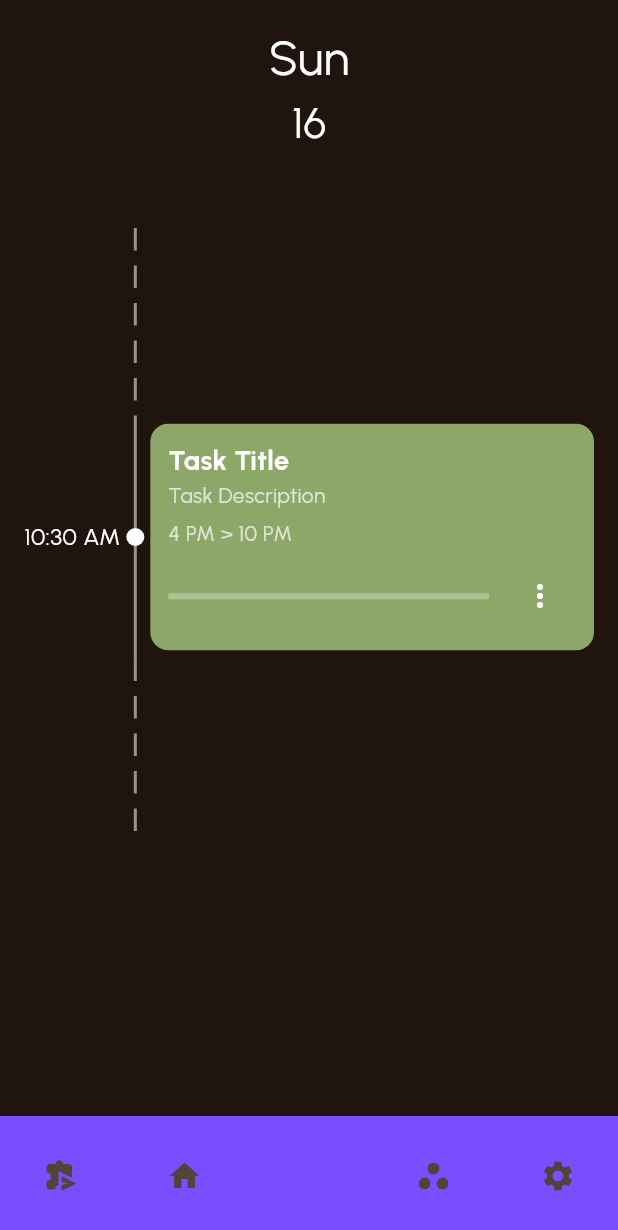
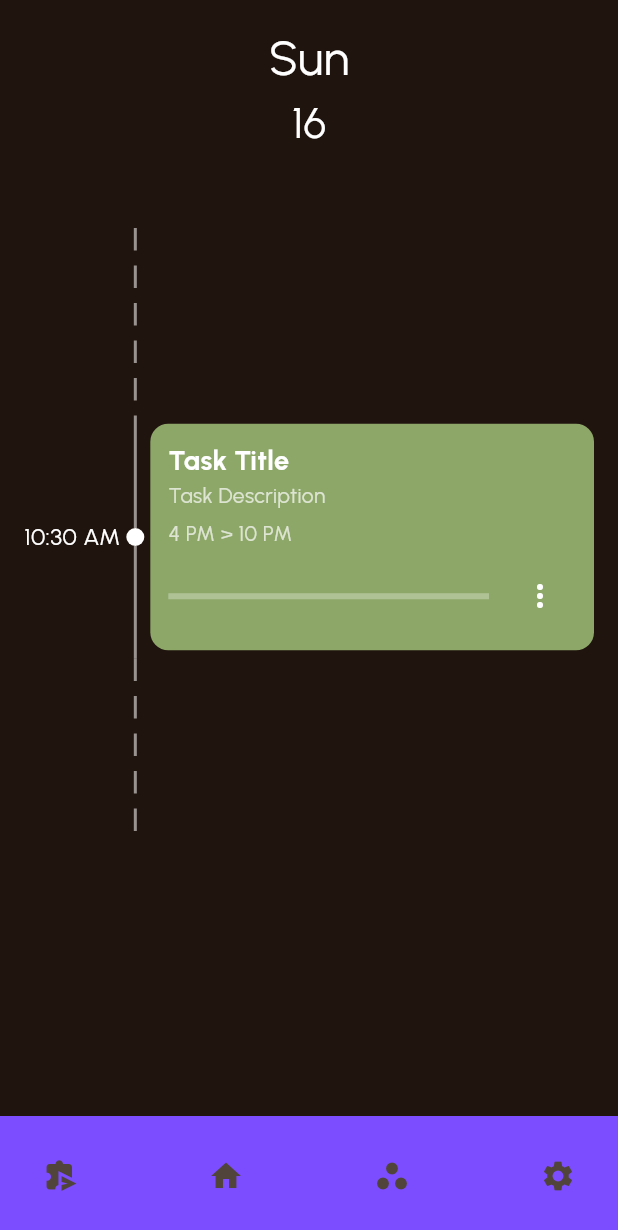
Before and after one commit to siddharth177/timeboxing, a Flutter app: the screen it shows once a user with an empty profile is signed in, on a phone screen of 412 x 824 dp. Shown: the top 1230 px of the screen. Run offline on Flutter 3.47's test engine with Material 3 defaults, Android fonts, the phone set to English and light mode, and no system bars; our stand-ins replace cloud_firestore, firebase_auth, firebase_core, flutter_riverpod, google_fonts and 3 more; missing offline and left inert: dart:ffi; accounts and stored records are empty.

Commit message:
fix position of tabs when no action button is there

```diff
--- a/lib/widgets/custom_navigation_bar.dart
+++ b/lib/widgets/custom_navigation_bar.dart
@@ -11,7 +11,7 @@ class CustomNavigationBar extends StatelessWidget {
     required this.onFabPressed,
   });
   const CustomNavigationBar.emptyConstructor({super.key})
-      : selectedIndex = 0,
+      : selectedIndex = -1,
         onItemPressed = _dummyOnItemPressed,
         onFabPressed = _dummyOnFabPressed;
 
@@ -20,6 +20,7 @@ class CustomNavigationBar extends StatelessWidget {
 
   @override
   Widget build(BuildContext context) {
+    List<Widget> finalTabs = formNavBarTabs();
     return BottomAppBar(
       color: Colors.deepPurpleAccent,
       shape: const CircularNotchedRectangle(), // Creates a notch for the FAB
@@ -27,7 +28,13 @@ class CustomNavigationBar extends StatelessWidget {
       notchMargin: 6.0, // The gap between the FAB and the bottom bar
       child: Row(
         mainAxisAlignment: MainAxisAlignment.spaceBetween,
-        children: [
+        children: finalTabs,
+      ),
+    );
+  }
+
+  List<Widget> formNavBarTabs() {
+    List<Widget> leftIcons = [
       IconButton(
         icon: const Icon(Icons.send_time_extension),
         onPressed: () {
@@ -40,7 +47,8 @@ class CustomNavigationBar extends StatelessWidget {
           onItemPressed(1);
         },
       ),
-          const SizedBox(width: 48.0),
+    ];
+    List<Widget> rightIcons = [
       IconButton(
         icon: const Icon(Icons.workspaces),
         onPressed: () {
@@ -53,17 +61,22 @@ class CustomNavigationBar extends StatelessWidget {
           onItemPressed(3);
         },
       ),
-        ],
-      ),
-    );
+    ];
+    var finalTabs = <Widget>[...leftIcons];
+    if (selectedIndex != -1) {
+      // space needed for floating action button
+      finalTabs.add(const SizedBox(width: 48.0));
+    }
+    finalTabs.addAll(rightIcons);
+    return finalTabs;
   }
 
   Widget buildFab() {
     return FloatingActionButton(
       onPressed: () => onFabPressed(),
-      child: const Icon(Icons.add),
       backgroundColor: Colors.pink,
       shape: const CircleBorder(),
+      child: const Icon(Icons.add),
     );
   }
 
```
Lines whose indentation alone changed are shown as unchanged.
